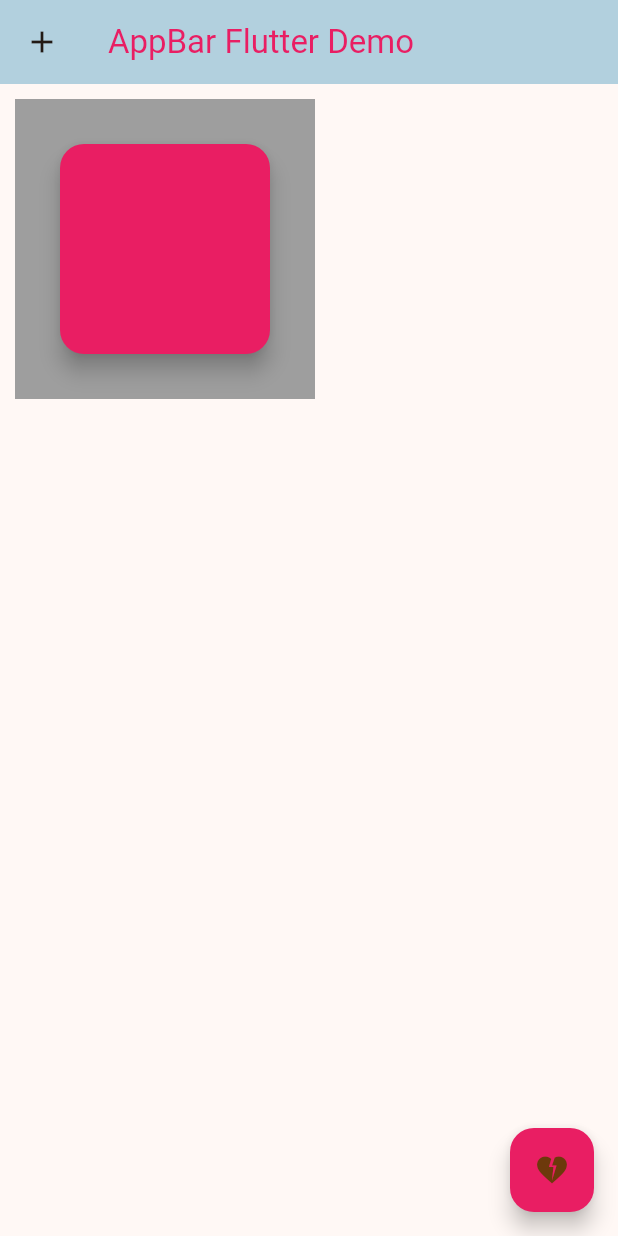
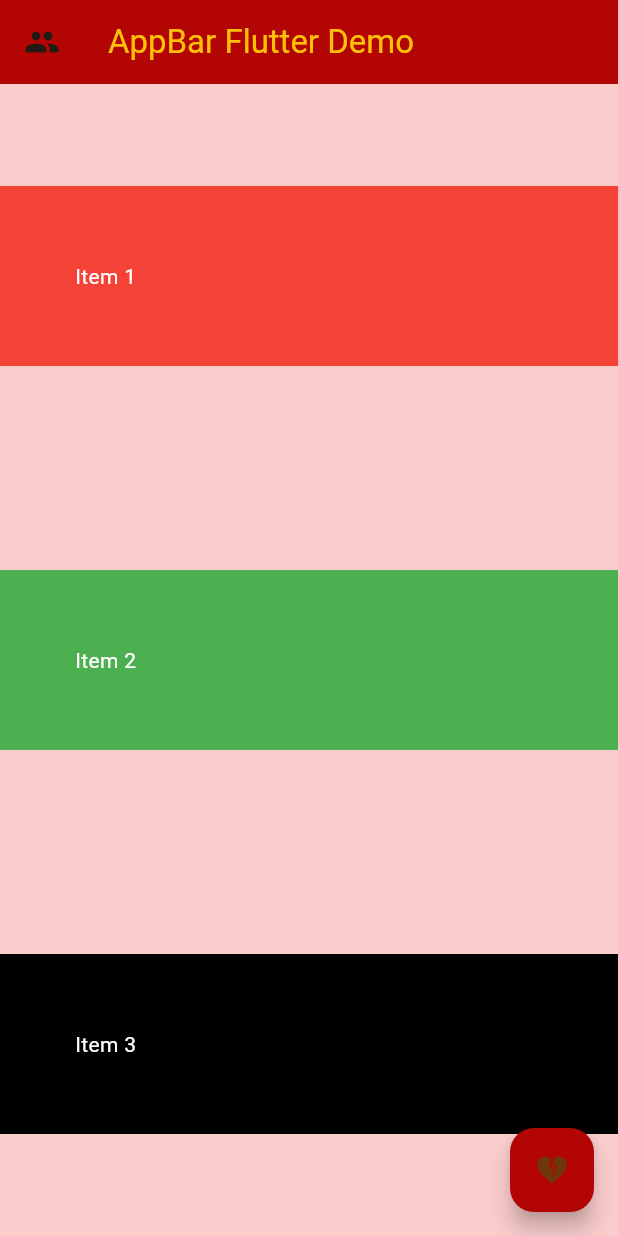
Before and after one commit to cinnee-pcy/newtestapp, a Flutter app: the screen it shows after launch, on a phone screen of 412 x 824 dp. Run offline on Flutter 3.47's test engine with Material 3 defaults, Android fonts, the phone set to English and light mode, and no system bars; our stand-ins replace google_fonts.

Commit message:
Row_Colomn

```diff
--- a/lib/main.dart
+++ b/lib/main.dart
@@ -1,5 +1,6 @@
 import 'package:flutter/material.dart';
 import 'package:newtestapp/homepage.dart';
+import 'package:google_fonts/google_fonts.dart';
 
 void main() {
   runApp(const MyApp());
@@ -22,26 +23,49 @@ class MyApp extends StatelessWidget {
           appBar: AppBar(
             title: const Text(
               'AppBar Flutter Demo',
-              style: TextStyle(color: Colors.pink),
+              style: TextStyle(color: Colors.amber),
             ),
-            leading: const Icon(Icons.add),
-            backgroundColor: const Color.fromARGB(255, 178, 208, 222),
+            leading: const Icon(Icons.people),
+            backgroundColor: const Color.fromARGB(255, 180, 5, 5),
           ),
-          body: Container(
-            color: Colors.grey,
-            margin: EdgeInsets.all(10),
-            padding: const EdgeInsets.all(30),
-            width: 200,
-            height: 200,
-            child: FloatingActionButton(
-                backgroundColor: Colors.pink,
-                splashColor: Colors.amber,
-                onPressed: () {
-                  print("Hello");
-                }),
+          body:Container(
+            color: const Color.fromARGB(255, 250, 204, 204),
+            child:  Column(
+            mainAxisAlignment: MainAxisAlignment.spaceAround,
+            crossAxisAlignment: CrossAxisAlignment.stretch,
+            children: [
+              Container(
+                padding: const EdgeInsets.all(50),
+                color: Colors.red,
+                child: const Text(
+                  "Item 1",
+                  style: TextStyle(color: Colors.white),
+                ),
+              ),
+              //const SizedBox(width: 20),
+              Container(
+                padding: const EdgeInsets.all(50),
+                color: Colors.green,
+                child: const Text(
+                  "Item 2",
+                  style: TextStyle(color: Colors.white),
+                ),
+              ),
+              //const SizedBox(width: 20),
+              Container(
+                padding: const EdgeInsets.all(50),
+                color: Colors.black,
+                child: const Text(
+                  "Item 3",
+                  style: TextStyle(color: Colors.white),
+                ),
+              ),
+            ],
+          ),
           ),
           floatingActionButton: FloatingActionButton(
-            backgroundColor: Colors.pink,
+
+            backgroundColor: const Color.fromARGB(255, 180, 5, 5),
             splashColor: Colors.amber,
             onPressed: () {
               print("Cute");
```
